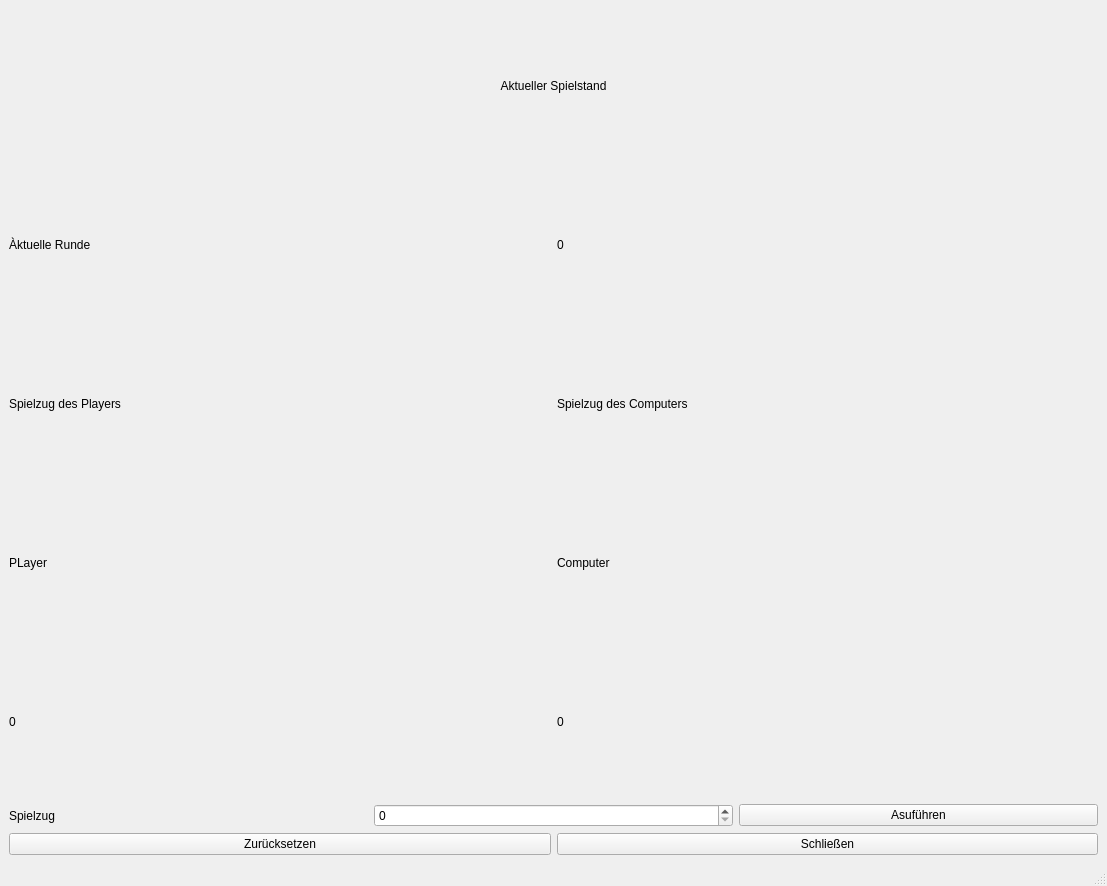
Qt form gui.ui (XylianBaker/SchereSteinPapier) before a commit.
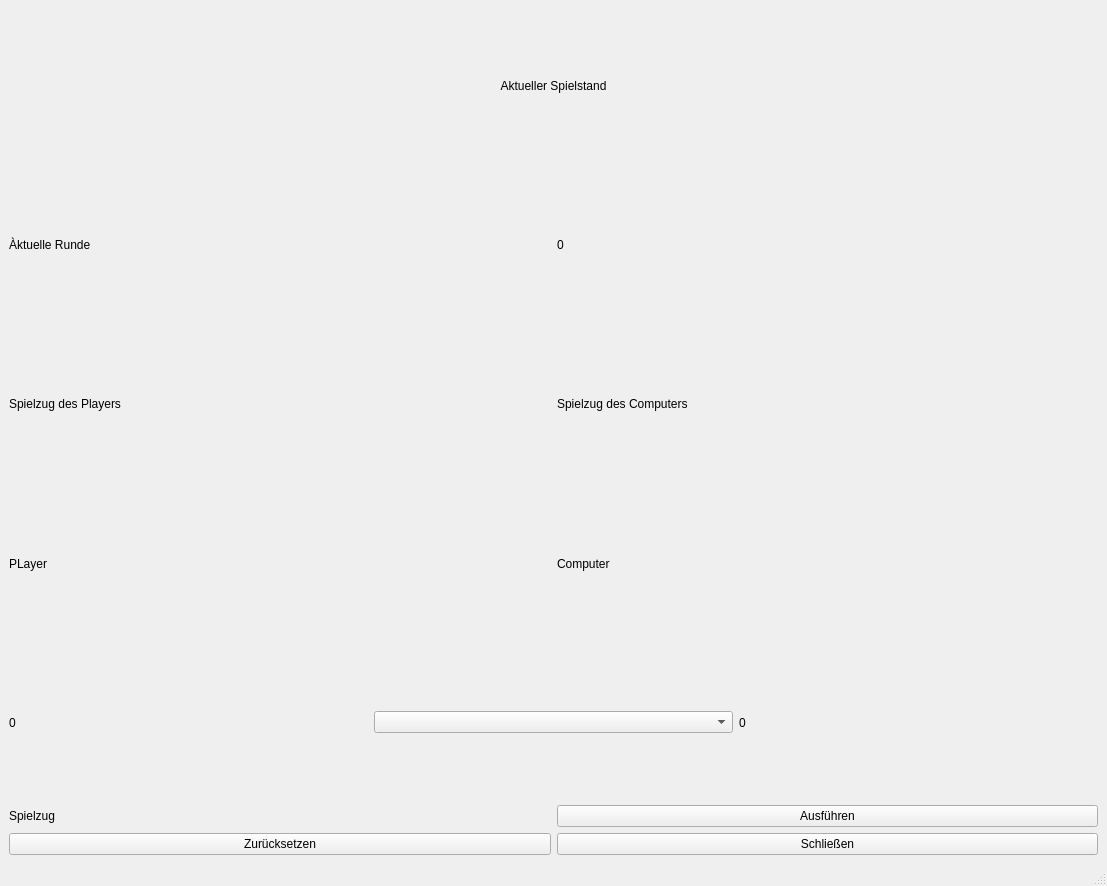
The same form after that commit.

Commit message: added the controller for the game

```diff
--- a/gui.ui
+++ b/gui.ui
@@ -88,6 +88,9 @@
         </property>
        </widget>
       </item>
+      <item>
+       <widget class="QComboBox" name="move"/>
+      </item>
       <item>
        <widget class="QLabel" name="computer_score">
         <property name="text">
@@ -106,13 +109,10 @@
         </property>
        </widget>
       </item>
-      <item>
-       <widget class="QSpinBox" name="move"/>
-      </item>
       <item>
        <widget class="QPushButton" name="pB_execute">
         <property name="text">
-         <string>Asuführen</string>
+         <string>Ausführen</string>
         </property>
        </widget>
       </item>
```
The commit also changes 2 other files.
